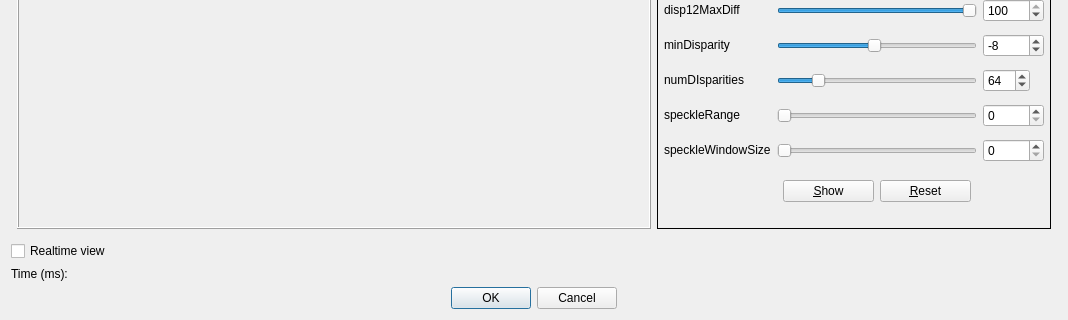
First picture: the form in windows/bmparamdialog.ui, repository m21-cerutti/ProjetTech2019_Robot, before the edit; both pictures show x 0 to 1068 and y 556 to 876 of the 1068 by 876 pixel window.
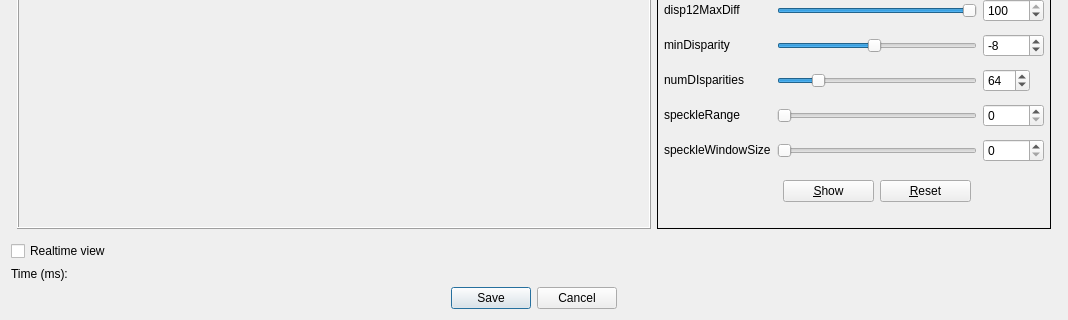
Second picture: the form after the edit.

```diff
--- a/windows/bmparamdialog.ui
+++ b/windows/bmparamdialog.ui
@@ -1026,7 +1026,7 @@
       <enum>Qt::Horizontal</enum>
      </property>
      <property name="standardButtons">
-      <set>QDialogButtonBox::Cancel|QDialogButtonBox::Ok</set>
+      <set>QDialogButtonBox::Cancel|QDialogButtonBox::Save</set>
      </property>
      <property name="centerButtons">
       <bool>true</bool>
```
